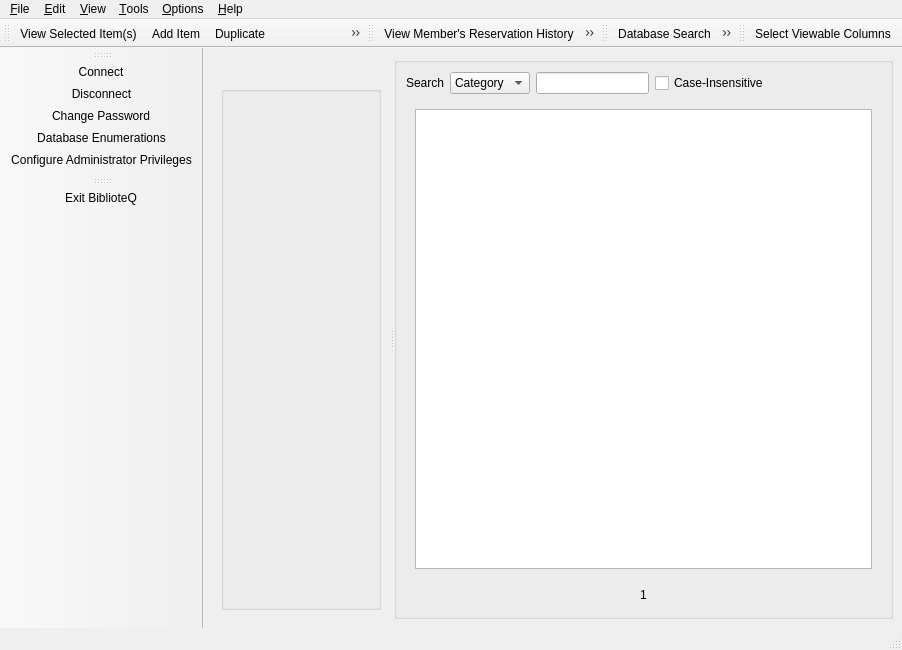
Above: UI/mainwindow.ui from textbrowser/biblioteq before the change. Below: the same form after it.
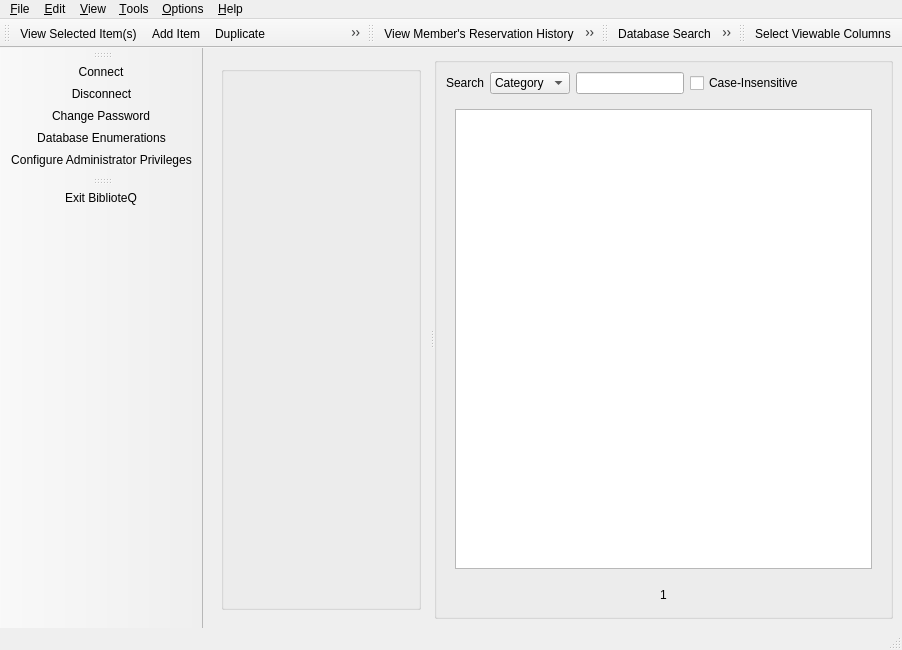
That is the form after the change. Icons and pictures are not drawn. Custom widgets are drawn as their Qt base class.

Commit message: Removed widgets.

Diff of the .ui file:
```diff
--- a/UI/mainwindow.ui
+++ b/UI/mainwindow.ui
@@ -26,28 +26,14 @@
       </property>
       <widget class="QWidget" name="layoutWidget">
        <layout class="QVBoxLayout" name="verticalLayout_3">
-        <item>
-         <layout class="QHBoxLayout" name="horizontalLayout_4">
-          <item>
-           <spacer name="horizontalSpacer_2">
-            <property name="orientation">
-             <enum>Qt::Horizontal</enum>
-            </property>
-            <property name="sizeType">
-             <enum>QSizePolicy::Fixed</enum>
-            </property>
-            <property name="sizeHint" stdset="0">
-             <size>
-              <width>150</width>
-              <height>20</height>
-             </size>
-            </property>
-           </spacer>
-          </item>
-         </layout>
-        </item>
         <item>
          <widget class="QScrollArea" name="scrollArea">
+          <property name="minimumSize">
+           <size>
+            <width>200</width>
+            <height>0</height>
+           </size>
+          </property>
           <property name="frameShape">
            <enum>QFrame::NoFrame</enum>
           </property>
@@ -59,8 +45,8 @@
             <rect>
              <x>0</x>
              <y>0</y>
-             <width>233</width>
-             <height>505</height>
+             <width>208</width>
+             <height>533</height>
             </rect>
            </property>
            <layout class="QVBoxLayout" name="verticalLayout_7">
```
